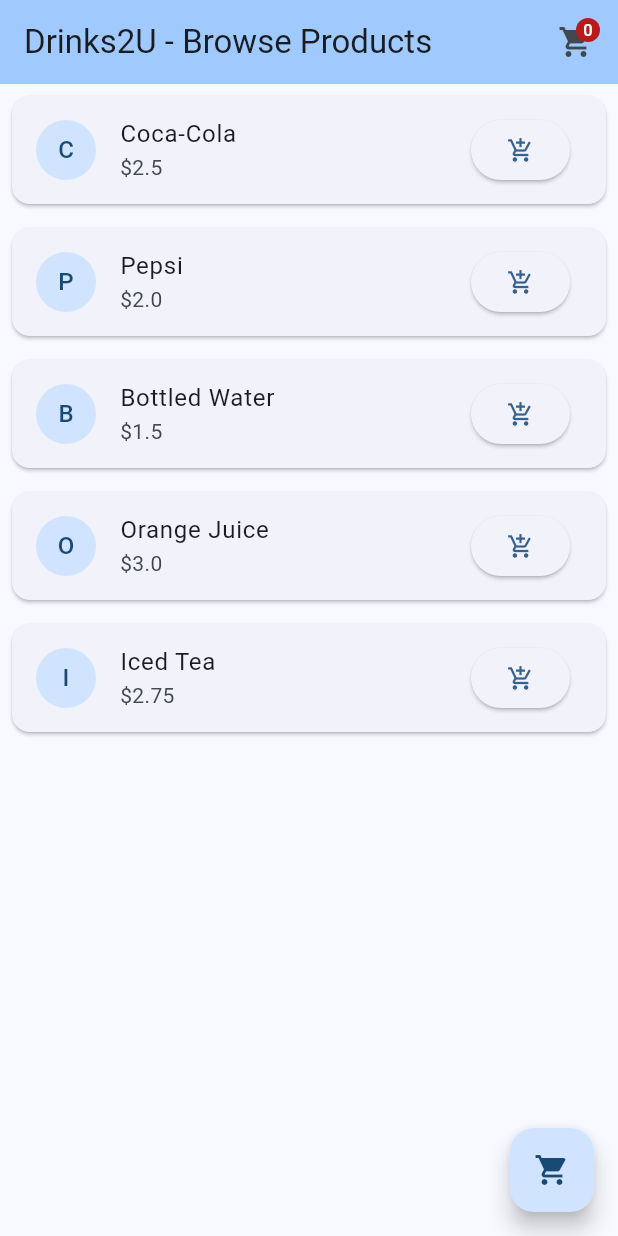
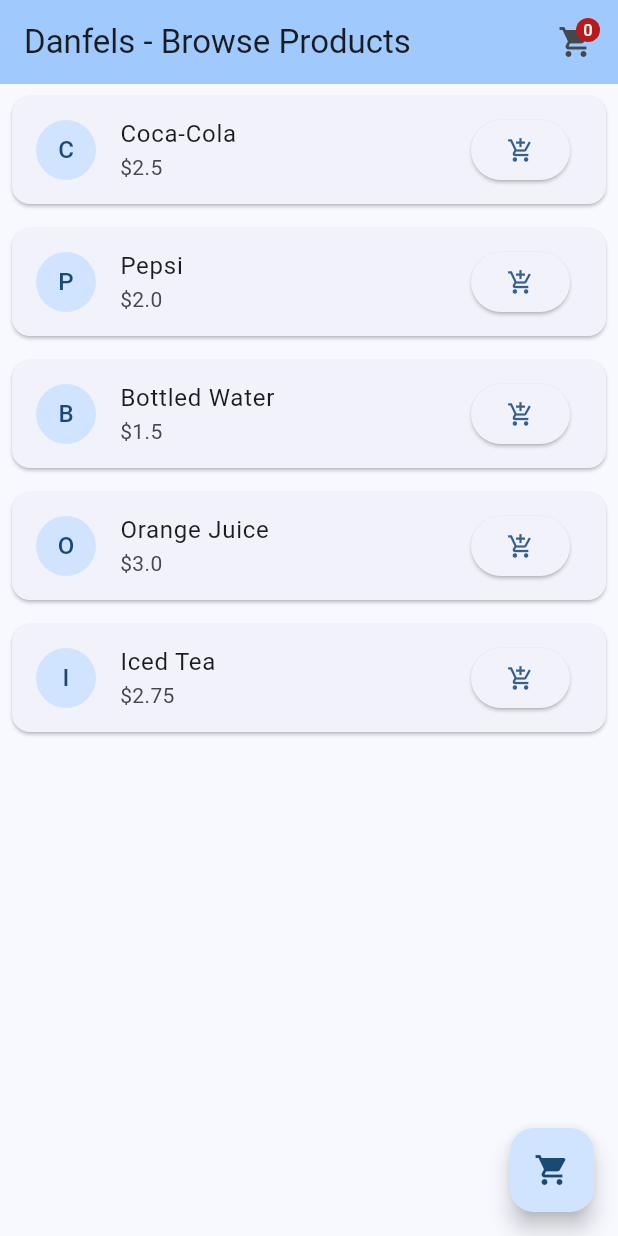
Before and after one commit to stevesheridanios/drinks2u, a Flutter app: the screen it shows after launch, on a phone screen of 412 x 824 dp. Run offline on Flutter 3.47's test engine with Material 3 defaults, Android fonts, the phone set to English and light mode, and no system bars.

Commit message:
Updated app name to Danfels for iOS/Android

```diff
--- a/lib/main.dart
+++ b/lib/main.dart
@@ -10,12 +10,12 @@ class MyApp extends StatelessWidget {
   @override
   Widget build(BuildContext context) {
     return MaterialApp(
-      title: 'Drinks2U',
+      title: 'Danfels',
       theme: ThemeData(
         colorScheme: ColorScheme.fromSeed(seedColor: Colors.blue),
         useMaterial3: true,
       ),
-      home: const DrinksHomePage(title: 'Drinks2U - Browse Products'),
+      home: const DrinksHomePage(title: 'Danfels - Browse Products'),
     );
   }
 }
```
Also changed, not shown: 1 other file.
